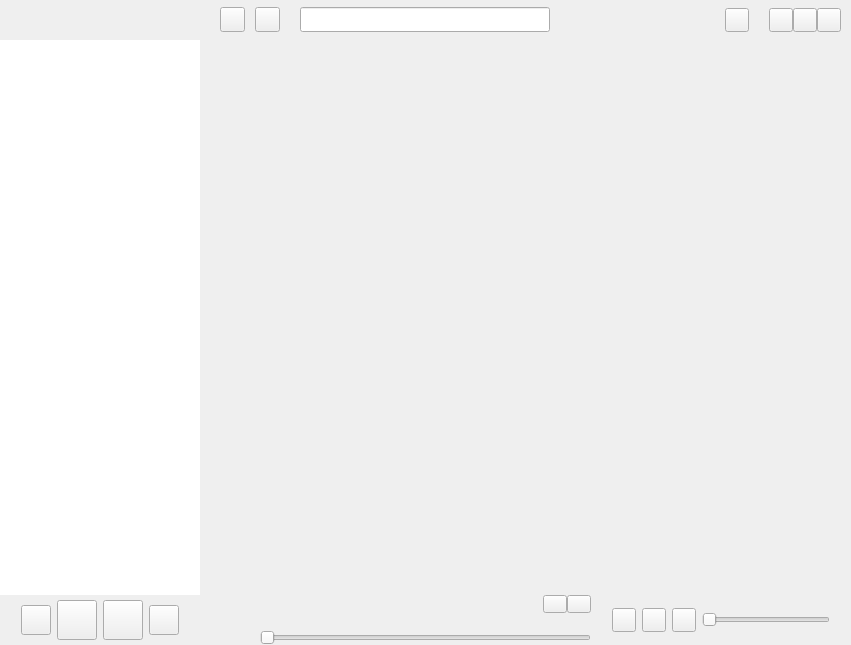
This is src/xamp/xamp.ui in billlin0904/xamp2 as Qt 5 draws it before an edit. The edited form follows.
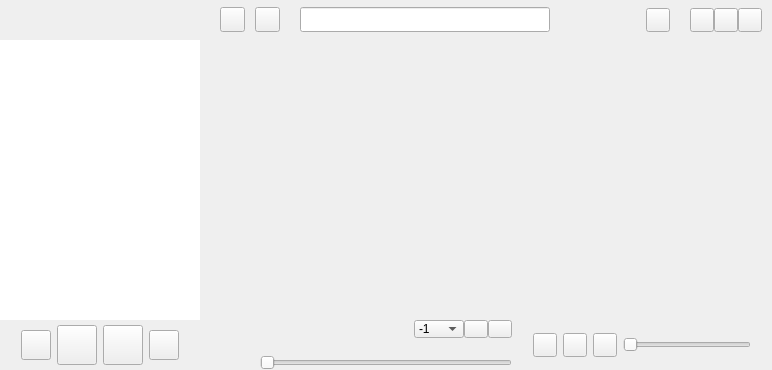
This is the edited form. Custom widgets are drawn as their Qt base class.

The edit to the form file:
```diff
--- a/src/xamp/xamp.ui
+++ b/src/xamp/xamp.ui
@@ -6,8 +6,8 @@
    <rect>
     <x>0</x>
     <y>0</y>
-    <width>851</width>
-    <height>645</height>
+    <width>772</width>
+    <height>370</height>
    </rect>
   </property>
   <property name="windowTitle">
@@ -143,6 +143,63 @@
                </property>
               </widget>
              </item>
+             <item>
+              <widget class="QComboBox" name="resampleComboBox">
+               <property name="sizePolicy">
+                <sizepolicy hsizetype="Fixed" vsizetype="Fixed">
+                 <horstretch>0</horstretch>
+                 <verstretch>0</verstretch>
+                </sizepolicy>
+               </property>
+               <property name="minimumSize">
+                <size>
+                 <width>50</width>
+                 <height>0</height>
+                </size>
+               </property>
+               <property name="maximumSize">
+                <size>
+                 <width>50</width>
+                 <height>16777215</height>
+                </size>
+               </property>
+               <item>
+                <property name="text">
+                 <string>-1</string>
+                </property>
+               </item>
+               <item>
+                <property name="text">
+                 <string>44100</string>
+                </property>
+               </item>
+               <item>
+                <property name="text">
+                 <string>48000</string>
+                </property>
+               </item>
+               <item>
+                <property name="text">
+                 <string>88200</string>
+                </property>
+               </item>
+               <item>
+                <property name="text">
+                 <string>96000</string>
+                </property>
+               </item>
+               <item>
+                <property name="text">
+                 <string>176400</string>
+                </property>
+               </item>
+               <item>
+                <property name="text">
+                 <string>192000</string>
+                </property>
+               </item>
+              </widget>
+             </item>
              <item>
               <widget class="QToolButton" name="addPlaylistButton">
                <property name="text">
```
